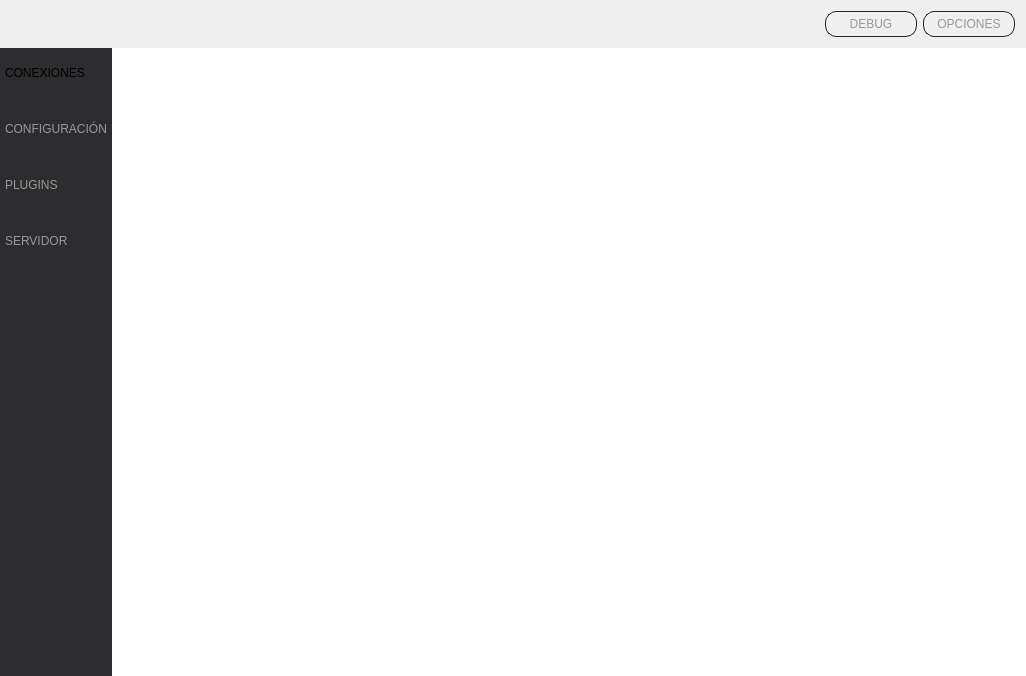
Before: the Qt Designer form client/stealth.ui in hryuk/stealth, drawn with Qt 5.
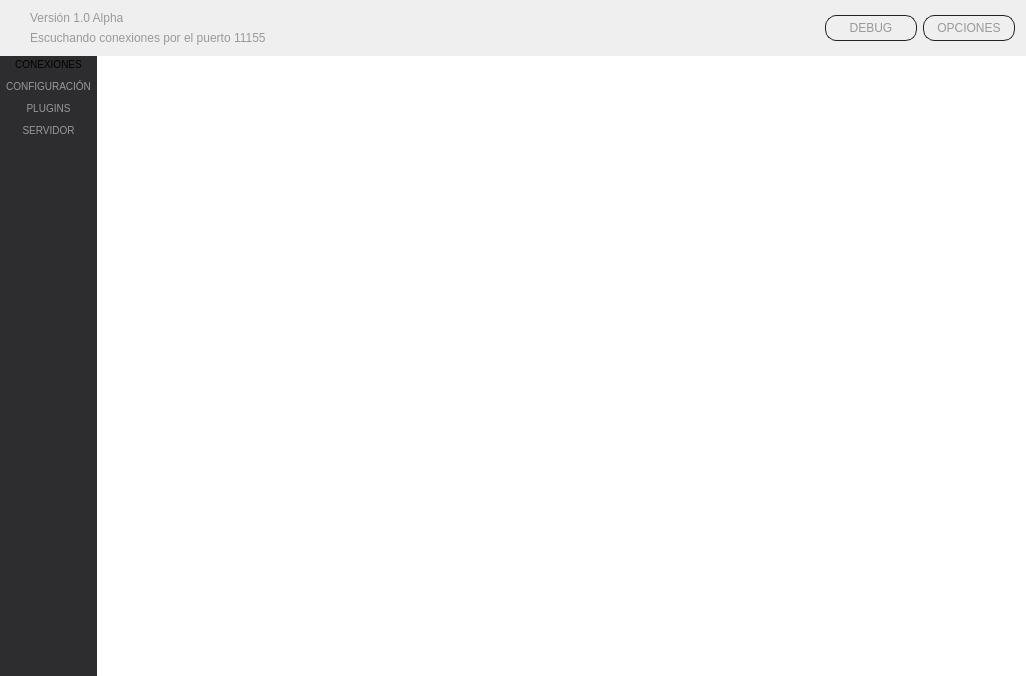
After: the same form once the commit is applied. Icons and pictures are not drawn.

The edit to the form file:
```diff
--- a/client/stealth.ui
+++ b/client/stealth.ui
@@ -42,30 +42,29 @@
 {
 	background-color:#2d2d30;
 }
-
-QPushButton {
-
-text-align: left;
+QToolButton {
+text-align: center;
+font-size: 10px;
 color: #999999;
-border: 0px solid #555;
-padding: 5px;
-background: qlineargradient(x1: 0, y1: 0, x2: 0, y2: 1,
-stop: 0 #707070, 
-stop: 0.08 #555555,
-stop: 0.4 #2d2d30,
-stop: 0.97 #333333
- stop: 1 #000000);
-min-width: 80px;
+border: 0px;
+
+background-color: qradialgradient(cx: 0.3, cy: -0.4,
+fx: 0.3, fy: -0.4,
+radius: 1.35, stop: 0  #404040, stop: 1 #202020);
+
+min-width: 90px;
+padding-left: 2px;
+padding-right: 2px;
 }
 
-QPushButton:checked {
+QToolButton:checked {
 color:  #000;
-background: qradialgradient(cx: 0.4, cy: -0.1,
+background-color: qradialgradient(cx: 0.4, cy: -0.1,
 fx: 0.4, fy: -0.1,
 radius: 1.35, stop: 0 #fff, stop: 1 #ddd);
 }
 
-QPushButton:pressed
+QToolButton:pressed
 {
 color:  #000;
 background: qradialgradient(cx: 0.4, cy: -0.1,
@@ -92,22 +91,7 @@
           <enum>QLayout::SetFixedSize</enum>
          </property>
          <item>
-          <widget class="QPushButton" name="btnConnections">
-           <property name="sizePolicy">
-            <sizepolicy hsizetype="Expanding" vsizetype="Fixed">
-             <horstretch>0</horstretch>
-             <verstretch>0</verstretch>
-            </sizepolicy>
-           </property>
-           <property name="minimumSize">
-            <size>
-             <width>90</width>
-             <height>50</height>
-            </size>
-           </property>
-           <property name="focusPolicy">
-            <enum>Qt::NoFocus</enum>
-           </property>
+          <widget class="QToolButton" name="btnConnections">
            <property name="text">
             <string>CONEXIONES</string>
            </property>
@@ -117,8 +101,8 @@
            </property>
            <property name="iconSize">
             <size>
-             <width>32</width>
-             <height>32</height>
+             <width>48</width>
+             <height>48</height>
             </size>
            </property>
            <property name="checkable">
@@ -130,28 +114,16 @@
            <property name="autoExclusive">
             <bool>true</bool>
            </property>
+           <property name="toolButtonStyle">
+            <enum>Qt::ToolButtonTextUnderIcon</enum>
+           </property>
+           <property name="autoRaise">
+            <bool>false</bool>
+           </property>
           </widget>
          </item>
          <item>
-          <widget class="QPushButton" name="btnConfiguration">
-           <property name="enabled">
-            <bool>true</bool>
-           </property>
-           <property name="sizePolicy">
-            <sizepolicy hsizetype="Expanding" vsizetype="Fixed">
-             <horstretch>0</horstretch>
-             <verstretch>0</verstretch>
-            </sizepolicy>
-           </property>
-           <property name="minimumSize">
-            <size>
-             <width>90</width>
-             <height>50</height>
-            </size>
-           </property>
-           <property name="focusPolicy">
-            <enum>Qt::NoFocus</enum>
-           </property>
+          <widget class="QToolButton" name="btnConfiguration">
            <property name="text">
             <string>CONFIGURACIÓN</string>
            </property>
@@ -161,8 +133,8 @@
            </property>
            <property name="iconSize">
             <size>
-             <width>32</width>
-             <height>32</height>
+             <width>48</width>
+             <height>48</height>
             </size>
            </property>
            <property name="checkable">
@@ -171,28 +143,13 @@
            <property name="autoExclusive">
             <bool>true</bool>
            </property>
+           <property name="toolButtonStyle">
+            <enum>Qt::ToolButtonTextUnderIcon</enum>
+           </property>
           </widget>
          </item>
          <item>
-          <widget class="QPushButton" name="btnPlugins">
-           <property name="enabled">
-            <bool>false</bool>
-           </property>
-           <property name="sizePolicy">
-            <sizepolicy hsizetype="Expanding" vsizetype="Fixed">
-             <horstretch>0</horstretch>
-             <verstretch>0</verstretch>
-            </sizepolicy>
-           </property>
-           <property name="minimumSize">
-            <size>
-             <width>90</width>
-             <height>50</height>
-            </size>
-           </property>
-           <property name="focusPolicy">
-            <enum>Qt::NoFocus</enum>
-           </property>
+          <widget class="QToolButton" name="btnPlugins">
            <property name="text">
             <string>PLUGINS</string>
            </property>
@@ -202,8 +159,8 @@
            </property>
            <property name="iconSize">
             <size>
-             <width>32</width>
-             <height>32</height>
+             <width>48</width>
+             <height>48</height>
             </size>
            </property>
            <property name="checkable">
@@ -212,28 +169,13 @@
            <property name="autoExclusive">
             <bool>true</bool>
            </property>
+           <property name="toolButtonStyle">
+            <enum>Qt::ToolButtonTextUnderIcon</enum>
+           </property>
           </widget>
          </item>
          <item>
-          <widget class="QPushButton" name="btnServer">
-           <property name="enabled">
-            <bool>false</bool>
-           </property>
-           <property name="sizePolicy">
-            <sizepolicy hsizetype="Expanding" vsizetype="Fixed">
-             <horstretch>0</horstretch>
-             <verstretch>0</verstretch>
-            </sizepolicy>
-           </property>
-           <property name="minimumSize">
-            <size>
-             <width>90</width>
-             <height>50</height>
-            </size>
-           </property>
-           <property name="focusPolicy">
-            <enum>Qt::NoFocus</enum>
-           </property>
+          <widget class="QToolButton" name="btnServer">
            <property name="text">
             <string>SERVIDOR</string>
            </property>
@@ -243,8 +185,8 @@
            </property>
            <property name="iconSize">
             <size>
-             <width>32</width>
-             <height>32</height>
+             <width>48</width>
+             <height>48</height>
             </size>
            </property>
            <property name="checkable">
@@ -253,6 +195,9 @@
            <property name="autoExclusive">
             <bool>true</bool>
            </property>
+           <property name="toolButtonStyle">
+            <enum>Qt::ToolButtonTextUnderIcon</enum>
+           </property>
           </widget>
          </item>
          <item>
@@ -366,6 +311,11 @@
 background: qradialgradient(cx: 0.4, cy: -0.1,
 fx: 0.4, fy: -0.1,
 radius: 1.35, stop: 0 #fff, stop: 1 #ddd);
+}
+
+QLabel
+{
+	color: #999999;
 }</string>
       </property>
       <property name="frameShape">
@@ -374,21 +324,25 @@
       <property name="frameShadow">
        <enum>QFrame::Raised</enum>
       </property>
-      <layout class="QHBoxLayout" name="horizontalLayout">
-       <item>
-        <spacer name="horizontalSpacer">
-         <property name="orientation">
-          <enum>Qt::Horizontal</enum>
+      <layout class="QGridLayout" name="gridLayout_2">
+       <property name="leftMargin">
+        <number>30</number>
+       </property>
+       <item row="0" column="0">
+        <widget class="QLabel" name="label">
+         <property name="text">
+          <string>Versión 1.0 Alpha</string>
          </property>
-         <property name="sizeHint" stdset="0">
-          <size>
-           <width>40</width>
-           <height>20</height>
-          </size>
+        </widget>
+       </item>
+       <item row="1" column="0">
+        <widget class="QLabel" name="label_2">
+         <property name="text">
+          <string>Escuchando conexiones por el puerto 11155</string>
          </property>
-        </spacer>
+        </widget>
        </item>
-       <item>
+       <item row="0" column="3" rowspan="2">
         <widget class="QPushButton" name="btnDebug">
          <property name="focusPolicy">
           <enum>Qt::NoFocus</enum>
@@ -414,7 +368,7 @@
          </property>
         </widget>
        </item>
-       <item>
+       <item row="0" column="4" rowspan="2">
         <widget class="QPushButton" name="pushButton">
          <property name="enabled">
           <bool>false</bool>
@@ -437,6 +391,19 @@
          </property>
         </widget>
        </item>
+       <item row="0" column="2" rowspan="2">
+        <spacer name="horizontalSpacer">
+         <property name="orientation">
+          <enum>Qt::Horizontal</enum>
+         </property>
+         <property name="sizeHint" stdset="0">
+          <size>
+           <width>40</width>
+           <height>20</height>
+          </size>
+         </property>
+        </spacer>
+       </item>
       </layout>
      </widget>
     </item>
```
Left out of the diff: 5 changed lines with no effect on the pictures.
